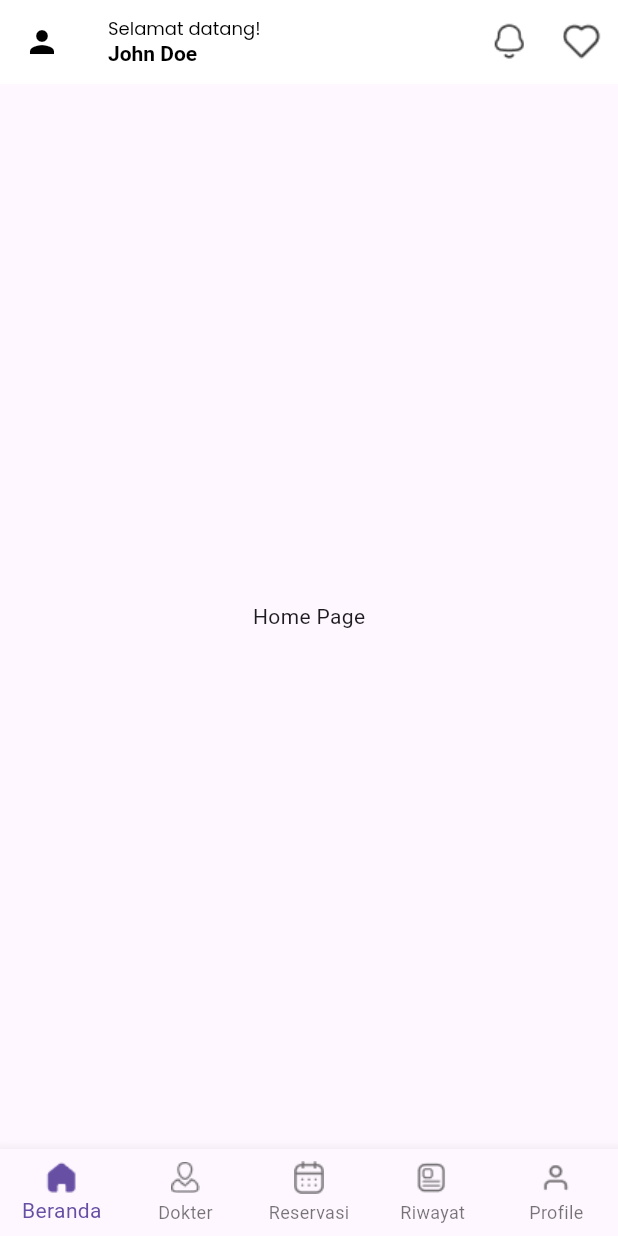
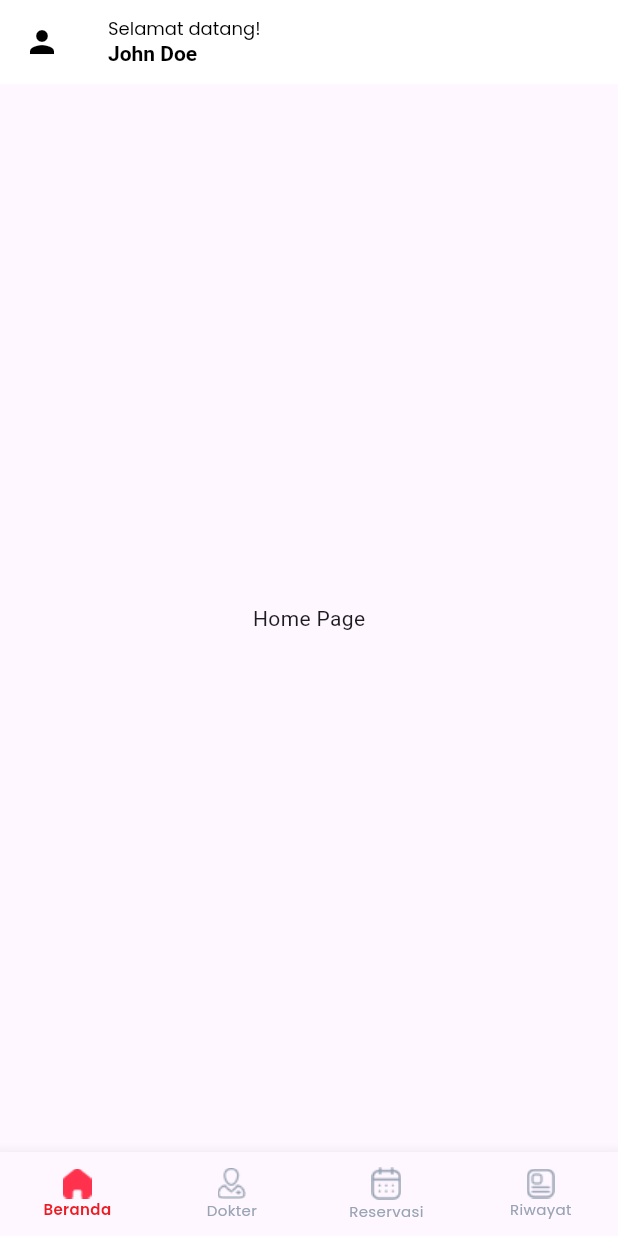
Before and after one commit to Radiit/Telkomedia-mobile, a Flutter app: the screen it shows after launch, on a phone screen of 412 x 824 dp. Run offline on Flutter 3.47's test engine with Material 3 defaults, Android fonts, the phone set to English and light mode, and no system bars; generated files the repository leaves out were written again.

Commit message:
chore: icon and font changes for appbar & navbar

```diff
--- a/lib/pages/bottom_navigation_bar.dart
+++ b/lib/pages/bottom_navigation_bar.dart
@@ -13,43 +13,74 @@ class CustomBottomNavigationBar extends StatelessWidget {
   @override
   Widget build(BuildContext context) {
     return BottomNavigationBar(
+      unselectedItemColor: Color.fromRGBO(152, 163, 179, 1),
+      selectedItemColor: Color.fromRGBO(237, 28, 36, 1),
+      selectedLabelStyle: const TextStyle(
+        fontFamily: 'Poppins',
+        fontWeight: FontWeight.w600,
+        fontSize: 10,
+      ),
+      unselectedLabelStyle: const TextStyle(
+        fontFamily: 'Poppins',
+        fontSize: 10,
+        fontWeight: FontWeight.w400,
+      ),
       type: BottomNavigationBarType.fixed,
       items: [
         BottomNavigationBarItem(
           backgroundColor: Colors.white,
-          icon: selectedIndex == 0
-              ? CustomIcon(imagePath: 'assets/images/icons/selected_home.png')
-              : CustomIcon(imagePath: 'assets/images/icons/unselected_home.png'),
+          icon: new Image.asset('assets/images/Home.png'),
+          activeIcon: new Image.asset('assets/images/selected_Home.png'),
           label: 'Beranda',
         ),
         BottomNavigationBarItem(
           backgroundColor: Colors.white,
-          icon: selectedIndex == 1
-              ? CustomIcon(imagePath: 'assets/images/icons/selected_dokter.png')
-              : CustomIcon(imagePath: 'assets/images/icons/unselected_dokter.png'),
+          icon: new Image.asset('assets/images/dokter.png'),
+          activeIcon: new Image.asset('assets/images/selected_dokter.png'),
           label: 'Dokter',
         ),
         BottomNavigationBarItem(
           backgroundColor: Colors.white,
-          icon: selectedIndex == 2
-              ? CustomIcon(imagePath: 'assets/images/icons/selected_calender.png')
-              : CustomIcon(imagePath: 'assets/images/icons/unselected_calender.png'),
+          icon: new Image.asset('assets/images/Calendar.png'),
+          activeIcon: new Image.asset('assets/images/selected_Calendar.png'),
           label: 'Reservasi',
         ),
         BottomNavigationBarItem(
           backgroundColor: Colors.white,
-          icon: selectedIndex == 3
-              ? CustomIcon(imagePath: 'assets/images/icons/selected_news.png')
-              : CustomIcon(imagePath: 'assets/images/icons/unselected_news.png'),
+          icon: new Image.asset('assets/images/Document.png'),
+          activeIcon: new Image.asset('assets/images/selected_Document.png'),
           label: 'Riwayat',
         ),
-        BottomNavigationBarItem(
-          backgroundColor: Colors.white,
-          icon: selectedIndex == 4
-              ? CustomIcon(imagePath: 'assets/images/icons/selected_profile.png')
-              : CustomIcon(imagePath: 'assets/images/icons/unselected_profile.png'),
-          label: 'Profile',
-        ),
+        //   icon: selectedIndex == 0
+        //       ? const CustomIcon(imagePath: 'assets/images/selected_Home.png')
+        //       : const CustomIcon(
+        //           imagePath: 'assets/images/Home.png'),
+        //   label: 'Beranda',
+        // BottomNavigationBarItem(
+        //   backgroundColor: Colors.white,
+        //   icon: selectedIndex == 1
+        //       ? const CustomIcon(imagePath: 'assets/images/selected_Document.png')
+        //       : const CustomIcon(
+        //           imagePath: 'assets/images/dokter.png'),
+        //   label: 'Dokter',
+        // ),
+        // BottomNavigationBarItem(
+        //   backgroundColor: Colors.white,
+        //   icon: selectedIndex == 2
+        //       ? const CustomIcon(
+        //           imagePath: 'assets/images/selected_Calendar.png')
+        //       : const CustomIcon(
+        //           imagePath: 'assets/images/Calendar.png'),
+        //   label: 'Reservasi',
+        // ),
+        // BottomNavigationBarItem(
+        //   backgroundColor: Colors.white,
+        //   icon: selectedIndex == 3
+        //       ? const CustomIcon(imagePath: 'assets/images/selected_Document.png')
+        //       : const CustomIcon(
+        //           imagePath: 'assets/images/Document.png'),
+        //   label: 'Riwayat',
+        // ),
       ],
       currentIndex: selectedIndex,
       onTap: onItemTapped,
--- a/lib/pages/home_page.dart
+++ b/lib/pages/home_page.dart
@@ -53,20 +53,9 @@ class _HomePageState extends State<HomePage> {
             ),
           ],
         ),
-        actions: [
-          IconButton(
-            icon: Image.asset('assets/images/icons/Icon_Notification.png',
-                width: 26.02, height: 26.02),
-            onPressed: () => exit(0),
-          ),
-          IconButton(
-            icon: Image.asset('assets/images/icons/Heart.png',
-                width: 26.02, height: 26.02),
-            onPressed: () {},
-          ),
-        ],
       ),
       body: Center(
+
         child: Text('Home Page'),
       ),
       bottomNavigationBar: CustomBottomNavigationBar(
--- a/pubspec.yaml
+++ b/pubspec.yaml
@@ -30,8 +30,8 @@ flutter:
   assets:
     # Add assets from the images directory to the application.
     - assets/images/
-    - assets/images/icons/
-    - assets/images/icons/Icon_Notification.png
+
+
   fonts:
     - family: Poppins
       fonts:
```
Also changed, not shown: assets/images/Calendar.png (renamed from assets/images/icons/unselected_calender.png), assets/images/Document.png (added), assets/images/Heart.png (renamed from assets/images/icons/Heart.png), assets/images/Home.png (added), assets/images/Icon_Notification.png (renamed from assets/images/icons/Icon_Notification.png), assets/images/dokter.png (added), assets/images/icons/selected_dokter.png (deleted), assets/images/icons/selected_home.png (deleted), assets/images/icons/unselected_dokter.png (deleted), assets/images/icons/unselected_home.png (deleted), assets/images/icons/unselected_news.png (deleted), assets/images/icons/unselected_profile.png (deleted), assets/images/selected_Calendar.png (added), assets/images/selected_Document.png (added), 2 more files.
